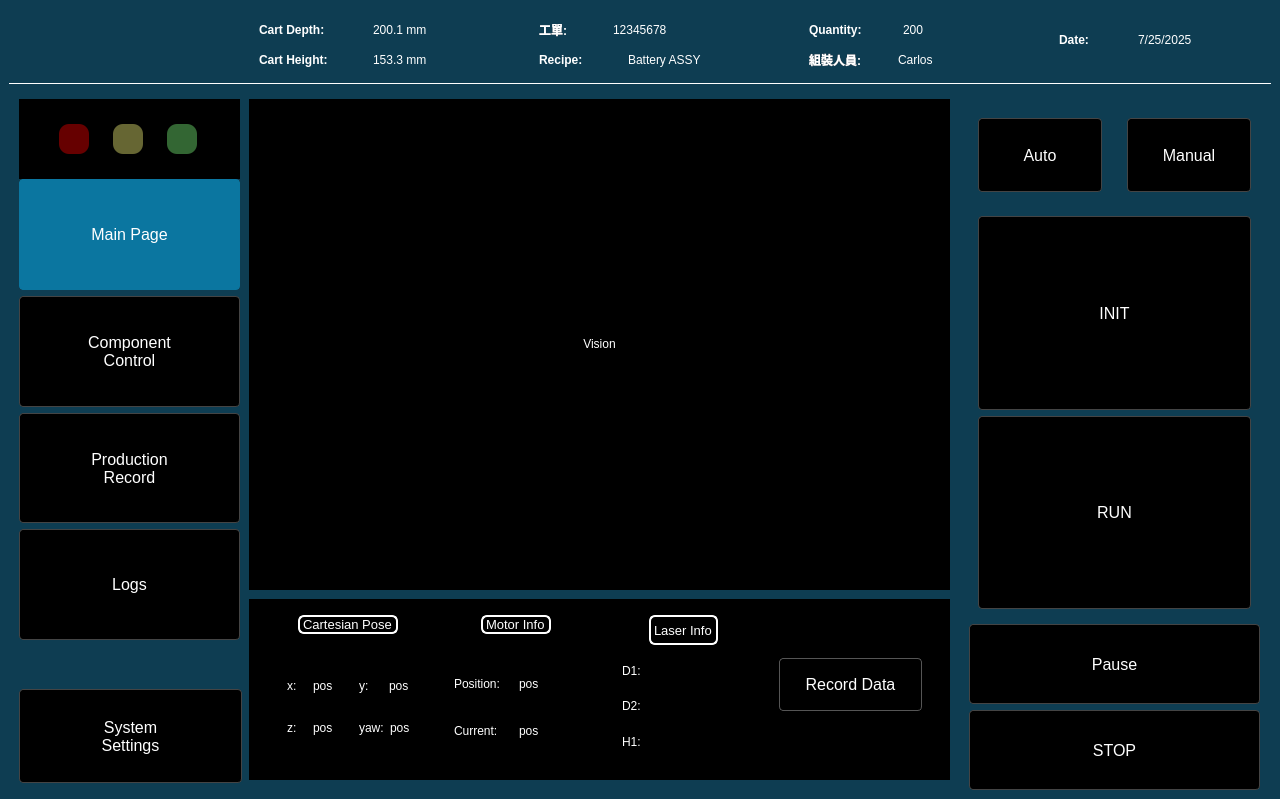
The window that ros2_ws/src/ui_app/ui_app/ui_magic_cube.ui (SpencerSedano/cas-mc) describes before a commit, drawn with Qt 5.
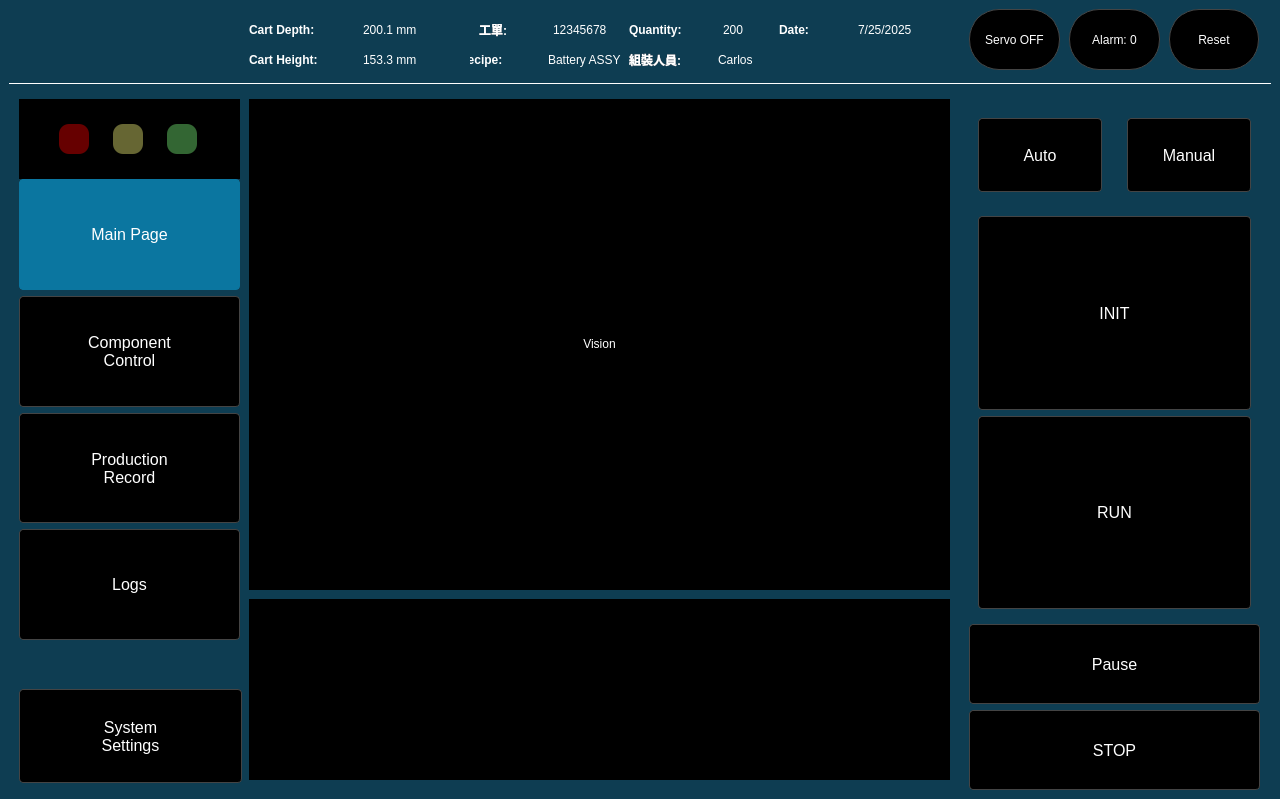
The same window after the commit. The open tabs and pages were chosen to show the change. Icons and pictures are not drawn.

Commit message: added servo, alarm, reset buttons

```diff
--- a/ros2_ws/src/ui_app/ui_app/ui_magic_cube.ui
+++ b/ros2_ws/src/ui_app/ui_app/ui_magic_cube.ui
@@ -758,455 +758,6 @@
            <property name="spacing">
             <number>6</number>
            </property>
-           <item>
-            <widget class="QFrame" name="Info">
-             <property name="frameShape">
-              <enum>QFrame::Shape::StyledPanel</enum>
-             </property>
-             <property name="frameShadow">
-              <enum>QFrame::Shadow::Raised</enum>
-             </property>
-             <layout class="QHBoxLayout" name="horizontalLayout_10" stretch="0,0,0,0">
-              <property name="topMargin">
-               <number>0</number>
-              </property>
-              <property name="bottomMargin">
-               <number>9</number>
-              </property>
-              <item>
-               <widget class="QWidget" name="CartesianPoseWidget" native="true">
-                <property name="sizePolicy">
-                 <sizepolicy hsizetype="Preferred" vsizetype="Preferred">
-                  <horstretch>0</horstretch>
-                  <verstretch>0</verstretch>
-                 </sizepolicy>
-                </property>
-                <property name="minimumSize">
-                 <size>
-                  <width>0</width>
-                  <height>0</height>
-                 </size>
-                </property>
-                <layout class="QGridLayout" name="gridLayout">
-                 <property name="topMargin">
-                  <number>6</number>
-                 </property>
-                 <item row="1" column="1">
-                  <widget class="QFrame" name="yPosFrame">
-                   <property name="frameShape">
-                    <enum>QFrame::Shape::StyledPanel</enum>
-                   </property>
-                   <property name="frameShadow">
-                    <enum>QFrame::Shadow::Raised</enum>
-                   </property>
-                   <layout class="QHBoxLayout" name="horizontalLayout_9">
-                    <property name="bottomMargin">
-                     <number>3</number>
-                    </property>
-                    <item alignment="Qt::AlignmentFlag::AlignLeft|Qt::AlignmentFlag::AlignVCenter">
-                     <widget class="QLabel" name="y">
-                      <property name="font">
-                       <font>
-                        <pointsize>9</pointsize>
-                       </font>
-                      </property>
-                      <property name="text">
-                       <string>y:</string>
-                      </property>
-                     </widget>
-                    </item>
-                    <item alignment="Qt::AlignmentFlag::AlignHCenter|Qt::AlignmentFlag::AlignVCenter">
-                     <widget class="QLabel" name="yText">
-                      <property name="text">
-                       <string>pos</string>
-                      </property>
-                     </widget>
-                    </item>
-                   </layout>
-                  </widget>
-                 </item>
-                 <item row="2" column="0">
-                  <widget class="QFrame" name="zPosFrame">
-                   <property name="frameShape">
-                    <enum>QFrame::Shape::StyledPanel</enum>
-                   </property>
-                   <property name="frameShadow">
-                    <enum>QFrame::Shadow::Raised</enum>
-                   </property>
-                   <layout class="QHBoxLayout" name="horizontalLayout_11">
-                    <property name="bottomMargin">
-                     <number>14</number>
-                    </property>
-                    <item alignment="Qt::AlignmentFlag::AlignLeft|Qt::AlignmentFlag::AlignVCenter">
-                     <widget class="QLabel" name="z">
-                      <property name="font">
-                       <font>
-                        <pointsize>9</pointsize>
-                       </font>
-                      </property>
-                      <property name="text">
-                       <string>z:</string>
-                      </property>
-                     </widget>
-                    </item>
-                    <item alignment="Qt::AlignmentFlag::AlignHCenter|Qt::AlignmentFlag::AlignVCenter">
-                     <widget class="QLabel" name="zText">
-                      <property name="text">
-                       <string>pos</string>
-                      </property>
-                     </widget>
-                    </item>
-                   </layout>
-                  </widget>
-                 </item>
-                 <item row="2" column="1">
-                  <widget class="QFrame" name="yawPosFrame">
-                   <property name="frameShape">
-                    <enum>QFrame::Shape::StyledPanel</enum>
-                   </property>
-                   <property name="frameShadow">
-                    <enum>QFrame::Shadow::Raised</enum>
-                   </property>
-                   <layout class="QHBoxLayout" name="horizontalLayout_12">
-                    <property name="bottomMargin">
-                     <number>14</number>
-                    </property>
-                    <item alignment="Qt::AlignmentFlag::AlignLeft|Qt::AlignmentFlag::AlignVCenter">
-                     <widget class="QLabel" name="yaw">
-                      <property name="font">
-                       <font>
-                        <pointsize>9</pointsize>
-                       </font>
-                      </property>
-                      <property name="text">
-                       <string>yaw:</string>
-                      </property>
-                     </widget>
-                    </item>
-                    <item alignment="Qt::AlignmentFlag::AlignHCenter|Qt::AlignmentFlag::AlignVCenter">
-                     <widget class="QLabel" name="yawText">
-                      <property name="text">
-                       <string>pos</string>
-                      </property>
-                     </widget>
-                    </item>
-                   </layout>
-                  </widget>
-                 </item>
-                 <item row="0" column="0" colspan="2" alignment="Qt::AlignmentFlag::AlignHCenter|Qt::AlignmentFlag::AlignTop">
-                  <widget class="QLabel" name="CartesianPoseText">
-                   <property name="font">
-                    <font>
-                     <pointsize>10</pointsize>
-                    </font>
-                   </property>
-                   <property name="styleSheet">
-                    <string notr="true">border: 2px solid #FFFFFF;  /* white solid border */
-border-radius: 6px;</string>
-                   </property>
-                   <property name="text">
-                    <string>Cartesian Pose</string>
-                   </property>
-                  </widget>
-                 </item>
-                 <item row="1" column="0">
-                  <widget class="QFrame" name="xPosFrame">
-                   <property name="font">
-                    <font>
-                     <pointsize>9</pointsize>
-                    </font>
-                   </property>
-                   <property name="frameShape">
-                    <enum>QFrame::Shape::StyledPanel</enum>
-                   </property>
-                   <property name="frameShadow">
-                    <enum>QFrame::Shadow::Raised</enum>
-                   </property>
-                   <layout class="QHBoxLayout" name="horizontalLayout_8">
-                    <property name="leftMargin">
-                     <number>9</number>
-                    </property>
-                    <property name="bottomMargin">
-                     <number>3</number>
-                    </property>
-                    <item alignment="Qt::AlignmentFlag::AlignLeft|Qt::AlignmentFlag::AlignVCenter">
-                     <widget class="QLabel" name="x">
-                      <property name="font">
-                       <font>
-                        <pointsize>9</pointsize>
-                       </font>
-                      </property>
-                      <property name="text">
-                       <string>x:</string>
-                      </property>
-                     </widget>
-                    </item>
-                    <item alignment="Qt::AlignmentFlag::AlignHCenter|Qt::AlignmentFlag::AlignVCenter">
-                     <widget class="QLabel" name="xText">
-                      <property name="text">
-                       <string>pos</string>
-                      </property>
-                     </widget>
-                    </item>
-                   </layout>
-                  </widget>
-                 </item>
-                </layout>
-               </widget>
-              </item>
-              <item>
-               <widget class="QWidget" name="MotorInfoWidget" native="true">
-                <property name="styleSheet">
-                 <string notr="true"/>
-                </property>
-                <layout class="QGridLayout" name="gridLayout_2">
-                 <property name="topMargin">
-                  <number>6</number>
-                 </property>
-                 <item row="2" column="0">
-                  <widget class="QFrame" name="PositionFrame">
-                   <property name="frameShape">
-                    <enum>QFrame::Shape::StyledPanel</enum>
-                   </property>
-                   <property name="frameShadow">
-                    <enum>QFrame::Shadow::Raised</enum>
-                   </property>
-                   <layout class="QHBoxLayout" name="horizontalLayout_13">
-                    <item>
-                     <widget class="QLabel" name="Position">
-                      <property name="text">
-                       <string>Position:</string>
-                      </property>
-                     </widget>
-                    </item>
-                    <item>
-                     <widget class="QLabel" name="PositionText">
-                      <property name="text">
-                       <string>pos</string>
-                      </property>
-                     </widget>
-                    </item>
-                   </layout>
-                  </widget>
-                 </item>
-                 <item row="0" column="0" alignment="Qt::AlignmentFlag::AlignHCenter|Qt::AlignmentFlag::AlignTop">
-                  <widget class="QLabel" name="MotorInfoText">
-                   <property name="font">
-                    <font>
-                     <pointsize>10</pointsize>
-                    </font>
-                   </property>
-                   <property name="styleSheet">
-                    <string notr="true">border: 2px solid #FFFFFF;  /* white solid border */
-border-radius: 6px;</string>
-                   </property>
-                   <property name="text">
-                    <string>Motor Info</string>
-                   </property>
-                  </widget>
-                 </item>
-                 <item row="3" column="0">
-                  <widget class="QFrame" name="CurrentFrame">
-                   <property name="frameShape">
-                    <enum>QFrame::Shape::StyledPanel</enum>
-                   </property>
-                   <property name="frameShadow">
-                    <enum>QFrame::Shadow::Raised</enum>
-                   </property>
-                   <layout class="QHBoxLayout" name="horizontalLayout_14">
-                    <item>
-                     <widget class="QLabel" name="Current">
-                      <property name="text">
-                       <string>Current: </string>
-                      </property>
-                     </widget>
-                    </item>
-                    <item>
-                     <widget class="QLabel" name="CurrentText">
-                      <property name="text">
-                       <string>pos</string>
-                      </property>
-                     </widget>
-                    </item>
-                   </layout>
-                  </widget>
-                 </item>
-                </layout>
-               </widget>
-              </item>
-              <item>
-               <widget class="QWidget" name="RecordData" native="true">
-                <layout class="QGridLayout" name="gridLayout_3">
-                 <property name="topMargin">
-                  <number>6</number>
-                 </property>
-                 <item row="1" column="0">
-                  <widget class="QFrame" name="frame_11">
-                   <property name="frameShape">
-                    <enum>QFrame::Shape::StyledPanel</enum>
-                   </property>
-                   <property name="frameShadow">
-                    <enum>QFrame::Shadow::Raised</enum>
-                   </property>
-                   <layout class="QVBoxLayout" name="verticalLayout_13">
-                    <property name="leftMargin">
-                     <number>9</number>
-                    </property>
-                    <property name="topMargin">
-                     <number>9</number>
-                    </property>
-                    <property name="bottomMargin">
-                     <number>0</number>
-                    </property>
-                    <item>
-                     <widget class="QLabel" name="d1">
-                      <property name="text">
-                       <string>D1: </string>
-                      </property>
-                     </widget>
-                    </item>
-                   </layout>
-                  </widget>
-                 </item>
-                 <item row="0" column="0" alignment="Qt::AlignmentFlag::AlignHCenter">
-                  <widget class="QLabel" name="LaserInfoText">
-                   <property name="font">
-                    <font>
-                     <pointsize>10</pointsize>
-                    </font>
-                   </property>
-                   <property name="styleSheet">
-                    <string notr="true">border: 2px solid #FFFFFF;  /* white solid border */
-border-radius: 6px;</string>
-                   </property>
-                   <property name="text">
-                    <string>Laser Info</string>
-                   </property>
-                  </widget>
-                 </item>
-                 <item row="3" column="0">
-                  <widget class="QFrame" name="frame_6">
-                   <property name="frameShape">
-                    <enum>QFrame::Shape::StyledPanel</enum>
-                   </property>
-                   <property name="frameShadow">
-                    <enum>QFrame::Shadow::Raised</enum>
-                   </property>
-                   <layout class="QVBoxLayout" name="verticalLayout_22">
-                    <property name="leftMargin">
-                     <number>9</number>
-                    </property>
-                    <property name="bottomMargin">
-                     <number>0</number>
-                    </property>
-                    <item>
-                     <widget class="QLabel" name="d2">
-                      <property name="text">
-                       <string>D2: </string>
-                      </property>
-                     </widget>
-                    </item>
-                   </layout>
-                  </widget>
-                 </item>
-                 <item row="4" column="0">
-                  <widget class="QFrame" name="frame_5">
-                   <property name="frameShape">
-                    <enum>QFrame::Shape::StyledPanel</enum>
-                   </property>
-                   <property name="frameShadow">
-                    <enum>QFrame::Shadow::Raised</enum>
-                   </property>
-                   <layout class="QVBoxLayout" name="verticalLayout_14">
-                    <property name="leftMargin">
-                     <number>9</number>
-                    </property>
-                    <property name="bottomMargin">
-                     <number>0</number>
-                    </property>
-                    <item>
-                     <widget class="QLabel" name="h1">
-                      <property name="text">
-                       <string>H1: </string>
-                      </property>
-                     </widget>
-                    </item>
-                   </layout>
-                  </widget>
-                 </item>
-                </layout>
-               </widget>
-              </item>
-              <item>
-               <widget class="QWidget" name="RecordDataButtonContainer" native="true">
-                <property name="sizePolicy">
-                 <sizepolicy hsizetype="Preferred" vsizetype="Preferred">
-                  <horstretch>0</horstretch>
-                  <verstretch>0</verstretch>
-                 </sizepolicy>
-                </property>
-                <layout class="QVBoxLayout" name="verticalLayout_16">
-                 <property name="leftMargin">
-                  <number>9</number>
-                 </property>
-                 <property name="topMargin">
-                  <number>9</number>
-                 </property>
-                 <item alignment="Qt::AlignmentFlag::AlignVCenter">
-                  <widget class="QPushButton" name="RecordDataButton">
-                   <property name="sizePolicy">
-                    <sizepolicy hsizetype="Preferred" vsizetype="Preferred">
-                     <horstretch>0</horstretch>
-                     <verstretch>0</verstretch>
-                    </sizepolicy>
-                   </property>
-                   <property name="font">
-                    <font>
-                     <pointsize>12</pointsize>
-                    </font>
-                   </property>
-                   <property name="styleSheet">
-                    <string notr="true">QPushButton {
-    background-color: qlineargradient(
-        x1:0, y1:0, x2:0, y2:1,
-        stop:0 #1a1a1a, stop:1 #000000
-    );
-    color: white;
-    border: 1px solid #555;
-    border-radius: 4px;
-    padding: 16px 24px;
-}
-
-QPushButton:hover {
-    background-color: qlineargradient(
-        x1:0, y1:0, x2:0, y2:1,
-        stop:0 #2a2a2a, stop:1 #111111
-    );
-}
-
-QPushButton:pressed {
-    background-color: qlineargradient(
-        x1:0, y1:0, x2:0, y2:1,
-        stop:0 #0f0f0f, stop:1 #000000
-    );
-	background-color: #0B76A0;
-    border: 1px solid #555;
-    border-radius: 4px;
-    padding: 16px 24px;
-}
-</string>
-                   </property>
-                   <property name="text">
-                    <string>Record Data</string>
-                   </property>
-                  </widget>
-                 </item>
-                </layout>
-               </widget>
-              </item>
-             </layout>
-            </widget>
-           </item>
           </layout>
          </widget>
         </widget>
@@ -6564,7 +6115,7 @@
       <widget class="QWidget" name="WorkOrderWidget" native="true">
        <property name="geometry">
         <rect>
-         <x>530</x>
+         <x>470</x>
          <y>0</y>
          <width>141</width>
          <height>41</height>
@@ -6598,7 +6149,7 @@
       <widget class="QWidget" name="RecipeWidget" native="true">
        <property name="geometry">
         <rect>
-         <x>530</x>
+         <x>450</x>
          <y>30</y>
          <width>171</width>
          <height>41</height>
@@ -6632,7 +6183,7 @@
       <widget class="QWidget" name="QuantityWidget" native="true">
        <property name="geometry">
         <rect>
-         <x>800</x>
+         <x>620</x>
          <y>0</y>
          <width>181</width>
          <height>41</height>
@@ -6666,7 +6217,7 @@
       <widget class="QWidget" name="WorkerNameWidget" native="true">
        <property name="geometry">
         <rect>
-         <x>800</x>
+         <x>620</x>
          <y>30</y>
          <width>171</width>
          <height>41</height>
@@ -6700,7 +6251,7 @@
       <widget class="QWidget" name="CartHeightWidget" native="true">
        <property name="geometry">
         <rect>
-         <x>250</x>
+         <x>240</x>
          <y>30</y>
          <width>221</width>
          <height>41</height>
@@ -6734,7 +6285,7 @@
       <widget class="QWidget" name="CartDepthWidget" native="true">
        <property name="geometry">
         <rect>
-         <x>250</x>
+         <x>240</x>
          <y>0</y>
          <width>221</width>
          <height>41</height>
@@ -6768,8 +6319,8 @@
       <widget class="QWidget" name="DateWidget" native="true">
        <property name="geometry">
         <rect>
-         <x>1050</x>
-         <y>10</y>
+         <x>770</x>
+         <y>0</y>
          <width>151</width>
          <height>41</height>
         </rect>
@@ -6799,6 +6350,60 @@
         </item>
        </layout>
       </widget>
+      <widget class="QPushButton" name="ServoONOFF">
+       <property name="geometry">
+        <rect>
+         <x>960</x>
+         <y>0</y>
+         <width>91</width>
+         <height>61</height>
+        </rect>
+       </property>
+       <property name="styleSheet">
+        <string notr="true">border-radius: 30px;</string>
+       </property>
+       <property name="text">
+        <string>Servo OFF</string>
+       </property>
+      </widget>
+      <widget class="QPushButton" name="Alarm">
+       <property name="geometry">
+        <rect>
+         <x>1060</x>
+         <y>0</y>
+         <width>91</width>
+         <height>61</height>
+        </rect>
+       </property>
+       <property name="styleSheet">
+        <string notr="true">border-radius: 30px;</string>
+       </property>
+       <property name="text">
+        <string>Alarm: 0</string>
+       </property>
+       <property name="iconSize">
+        <size>
+         <width>28</width>
+         <height>28</height>
+        </size>
+       </property>
+      </widget>
+      <widget class="QPushButton" name="Reset">
+       <property name="geometry">
+        <rect>
+         <x>1160</x>
+         <y>0</y>
+         <width>90</width>
+         <height>61</height>
+        </rect>
+       </property>
+       <property name="styleSheet">
+        <string notr="true">border-radius: 30px;</string>
+       </property>
+       <property name="text">
+        <string>Reset</string>
+       </property>
+      </widget>
       <zorder>ParentStackedWidgetToChangeMenuOptions</zorder>
       <zorder>Line</zorder>
       <zorder>SystemSettingsButton</zorder>
```
Left out of the diff: 119 changed lines with no effect on the pictures. The commit also changes 4 other files.
